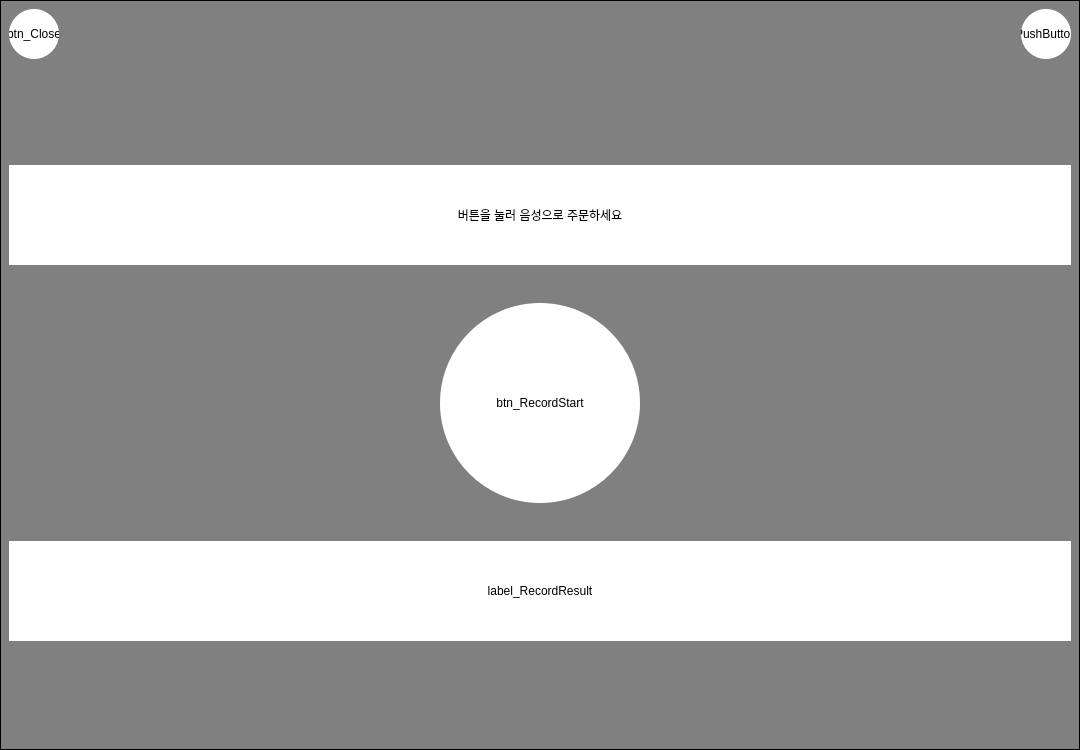
The window that front/UI/ai_Order_Page.ui (LeeHuSeong/Kiosk_AI) describes before a commit, drawn with Qt 5.
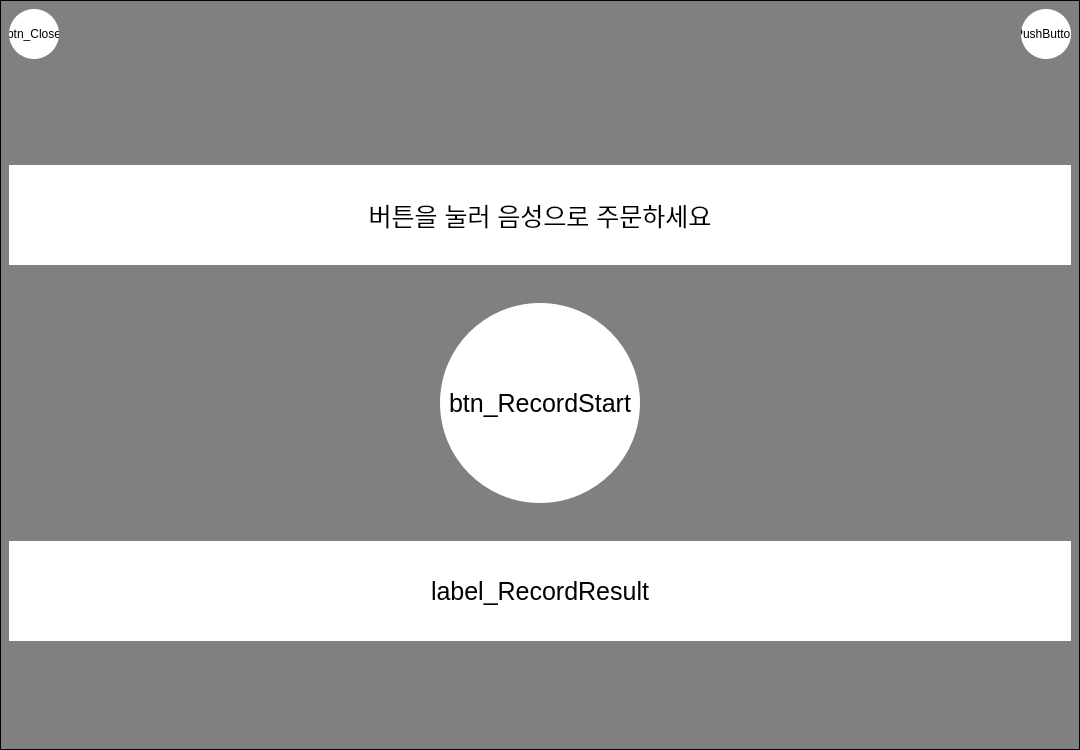
The same window after the commit.

Patch:
```diff
--- a/front/UI/ai_Order_Page.ui
+++ b/front/UI/ai_Order_Page.ui
@@ -169,6 +169,11 @@
            <height>100</height>
           </size>
          </property>
+         <property name="font">
+          <font>
+           <pointsize>19</pointsize>
+          </font>
+         </property>
          <property name="text">
           <string>버튼을 눌러 음성으로 주문하세요</string>
          </property>
@@ -212,6 +217,11 @@
              <height>200</height>
             </size>
            </property>
+           <property name="font">
+            <font>
+             <pointsize>19</pointsize>
+            </font>
+           </property>
            <property name="styleSheet">
             <string notr="true"/>
            </property>
@@ -255,6 +265,11 @@
            <height>100</height>
           </size>
          </property>
+         <property name="font">
+          <font>
+           <pointsize>19</pointsize>
+          </font>
+         </property>
          <property name="text">
           <string>label_RecordResult</string>
          </property>
```
